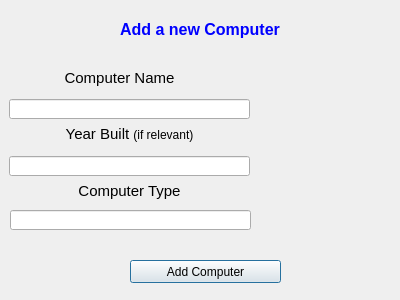
The window that Group36W3/ui/addcomputerdialog.ui (skulia15/Group36) describes before a commit, drawn with Qt 5.
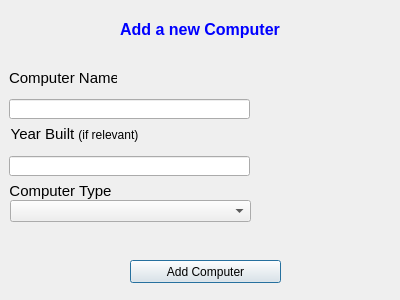
The same window after the commit.

```diff
--- a/Group36W3/ui/addcomputerdialog.ui
+++ b/Group36W3/ui/addcomputerdialog.ui
@@ -36,16 +36,6 @@
     </rect>
    </property>
   </widget>
-  <widget class="QLineEdit" name="input_computer_type">
-   <property name="geometry">
-    <rect>
-     <x>10</x>
-     <y>210</y>
-     <width>241</width>
-     <height>20</height>
-    </rect>
-   </property>
-  </widget>
   <widget class="QLineEdit" name="input_year_built">
    <property name="geometry">
     <rect>
@@ -77,7 +67,7 @@
     <rect>
      <x>9</x>
      <y>125</y>
-     <width>241</width>
+     <width>131</width>
      <height>18</height>
     </rect>
    </property>
@@ -88,7 +78,7 @@
   <widget class="QLabel" name="label_error_computer_type">
    <property name="geometry">
     <rect>
-     <x>190</x>
+     <x>130</x>
      <y>180</y>
      <width>191</width>
      <height>20</height>
@@ -103,7 +93,7 @@
     <rect>
      <x>9</x>
      <y>182</y>
-     <width>241</width>
+     <width>103</width>
      <height>18</height>
     </rect>
    </property>
@@ -111,13 +101,36 @@
     <string>&lt;html&gt;&lt;head/&gt;&lt;body&gt;&lt;p align=&quot;center&quot;&gt;&lt;span style=&quot; font-size:11pt;&quot;&gt;Computer Type&lt;/span&gt;&lt;/p&gt;&lt;/body&gt;&lt;/html&gt;</string>
    </property>
   </widget>
+  <widget class="QLabel" name="label_input_label_computer">
+   <property name="geometry">
+    <rect>
+     <x>9</x>
+     <y>69</y>
+     <width>108</width>
+     <height>18</height>
+    </rect>
+   </property>
+   <property name="text">
+    <string>&lt;html&gt;&lt;head/&gt;&lt;body&gt;&lt;p align=&quot;center&quot;&gt;&lt;span style=&quot; font-size:11pt;&quot;&gt;Computer Name&lt;/span&gt;&lt;/p&gt;&lt;/body&gt;&lt;/html&gt;</string>
+   </property>
+  </widget>
+  <widget class="QComboBox" name="comboBox_computer_type">
+   <property name="geometry">
+    <rect>
+     <x>10</x>
+     <y>200</y>
+     <width>241</width>
+     <height>22</height>
+    </rect>
+   </property>
+  </widget>
   <widget class="QLabel" name="label_error_computer_name">
    <property name="enabled">
     <bool>true</bool>
    </property>
    <property name="geometry">
     <rect>
-     <x>180</x>
+     <x>130</x>
      <y>70</y>
      <width>211</width>
      <height>16</height>
@@ -127,19 +140,6 @@
     <string/>
    </property>
   </widget>
-  <widget class="QLabel" name="label_input_label_computer">
-   <property name="geometry">
-    <rect>
-     <x>9</x>
-     <y>69</y>
-     <width>221</width>
-     <height>18</height>
-    </rect>
-   </property>
-   <property name="text">
-    <string>&lt;html&gt;&lt;head/&gt;&lt;body&gt;&lt;p align=&quot;center&quot;&gt;&lt;span style=&quot; font-size:11pt;&quot;&gt;Computer Name&lt;/span&gt;&lt;/p&gt;&lt;/body&gt;&lt;/html&gt;</string>
-   </property>
-  </widget>
  </widget>
  <resources/>
  <connections/>
```
